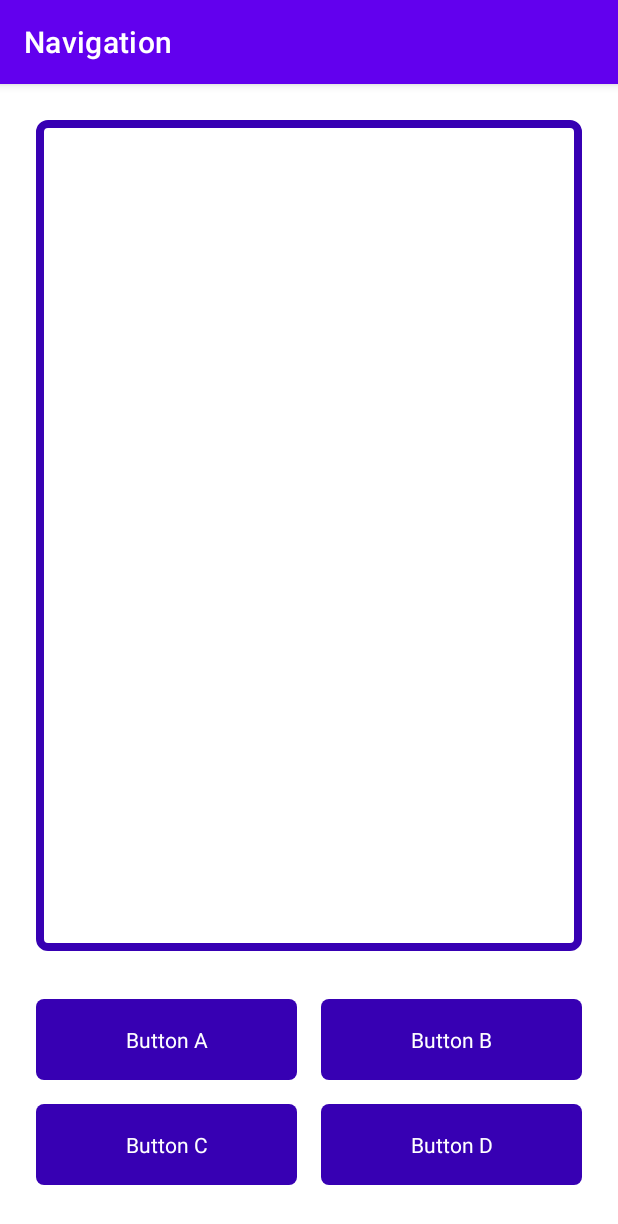
After one commit to mmair/mob2022, an Android app: the GameScreenFragment screen opened through its navigation route, on a phone screen of 412 x 824 dp. The commit adds this screen. Shown: the top 1224 px of the screen. Run offline under Robolectric (Android 15) with nearby library versions, the phone set to English and light mode, and no system bars.

Commit message:
Example: Navigation
- Zwischenstand vom Kurs
- GameScreenFragment
- Layout (fast) und Navigation

```diff
--- a/examples/03_navigation/app/src/main/java/at/campus02/mob/navigation/CategoryScreenFragment.kt
+++ b/examples/03_navigation/app/src/main/java/at/campus02/mob/navigation/CategoryScreenFragment.kt
@@ -5,6 +5,7 @@ import android.view.LayoutInflater
 import android.view.View
 import android.view.ViewGroup
 import androidx.fragment.app.Fragment
+import androidx.navigation.fragment.findNavController
 import at.campus02.mob.navigation.databinding.FragmentCategoryScreenBinding
 
 /**
@@ -21,4 +22,21 @@ class CategoryScreenFragment : Fragment() {
         binding = FragmentCategoryScreenBinding.inflate(inflater)
         return binding.root
     }
+
+    override fun onStart() {
+        super.onStart()
+
+        binding.generalCategoryButton.setOnClickListener {
+            findNavController().navigate(R.id.action_categoryScreenFragment_to_gameScreenFragment)
+        }
+        binding.historyCategoryButton.setOnClickListener {
+            findNavController().navigate(R.id.action_categoryScreenFragment_to_gameScreenFragment)
+        }
+        binding.scienceCategoryButton.setOnClickListener {
+            findNavController().navigate(R.id.action_categoryScreenFragment_to_gameScreenFragment)
+        }
+        binding.computerCategoryButton.setOnClickListener {
+            findNavController().navigate(R.id.action_categoryScreenFragment_to_gameScreenFragment)
+        }
+    }
 }
--- /dev/null
+++ b/examples/03_navigation/app/src/main/java/at/campus02/mob/navigation/GameScreenFragment.kt
@@ -0,0 +1,17 @@
+package at.campus02.mob.navigation
+
+import android.os.Bundle
+import android.view.LayoutInflater
+import android.view.View
+import android.view.ViewGroup
+import androidx.fragment.app.Fragment
+
+class GameScreenFragment : Fragment() {
+    override fun onCreateView(
+        inflater: LayoutInflater, container: ViewGroup?,
+        savedInstanceState: Bundle?
+    ): View? {
+        // Inflate the layout for this fragment
+        return inflater.inflate(R.layout.fragment_game_screen, container, false)
+    }
+}
--- a/examples/03_navigation/app/src/main/res/layout/fragment_category_screen.xml
+++ b/examples/03_navigation/app/src/main/res/layout/fragment_category_screen.xml
@@ -1,11 +1,12 @@
 <?xml version="1.0" encoding="utf-8"?>
 <FrameLayout xmlns:android="http://schemas.android.com/apk/res/android"
+    xmlns:app="http://schemas.android.com/apk/res-auto"
     xmlns:tools="http://schemas.android.com/tools"
     android:layout_width="match_parent"
     android:layout_height="match_parent"
     tools:context=".CategoryScreenFragment">
 
-    <androidx.constraintlayout.widget.ConstraintLayout xmlns:app="http://schemas.android.com/apk/res-auto"
+    <androidx.constraintlayout.widget.ConstraintLayout
         android:layout_width="match_parent"
         android:layout_height="match_parent"
         android:backgroundTint="@color/design_default_color_primary_variant"
@@ -206,7 +207,7 @@
             android:layout_width="wrap_content"
             android:layout_height="wrap_content"
             android:orientation="vertical"
-            app:layout_constraintGuide_percent="0.5" />
+            app:layout_constraintGuide_percent="0.50121653" />
 
         <androidx.constraintlayout.widget.Guideline
             android:id="@+id/guideline4"
--- /dev/null
+++ b/examples/03_navigation/app/src/main/res/layout/fragment_game_screen.xml
@@ -0,0 +1,195 @@
+<?xml version="1.0" encoding="utf-8"?>
+<FrameLayout xmlns:android="http://schemas.android.com/apk/res/android"
+    xmlns:app="http://schemas.android.com/apk/res-auto"
+    xmlns:tools="http://schemas.android.com/tools"
+    android:layout_width="match_parent"
+    android:layout_height="match_parent"
+    tools:context=".GameScreenFragment">
+
+    <androidx.constraintlayout.widget.ConstraintLayout
+        android:layout_width="match_parent"
+        android:layout_height="match_parent">
+
+        <androidx.constraintlayout.widget.ConstraintLayout
+            android:id="@+id/buttonsLayout"
+            android:layout_width="0dp"
+            android:layout_height="wrap_content"
+            android:layout_marginStart="16dp"
+            android:layout_marginEnd="16dp"
+            android:layout_marginBottom="26dp"
+            app:layout_constraintBottom_toBottomOf="parent"
+            app:layout_constraintEnd_toEndOf="parent"
+            app:layout_constraintHeight_min="140dp"
+            app:layout_constraintStart_toStartOf="parent">
+
+            <androidx.constraintlayout.widget.ConstraintLayout
+                android:id="@+id/buttonC"
+                android:layout_width="0dp"
+                android:layout_height="0dp"
+                android:layout_marginStart="8dp"
+                android:layout_marginTop="8dp"
+                android:layout_marginEnd="8dp"
+                android:layout_marginBottom="8dp"
+                android:background="@drawable/button_background"
+                android:padding="4dp"
+                app:layout_constraintBottom_toBottomOf="parent"
+                app:layout_constraintEnd_toStartOf="@+id/guideline2"
+                app:layout_constraintHorizontal_bias="1.0"
+                app:layout_constraintStart_toStartOf="parent"
+                app:layout_constraintTop_toTopOf="@+id/guideline6">
+
+                <TextView
+                    android:id="@+id/buttonCLabel"
+                    android:layout_width="0dp"
+                    android:layout_height="wrap_content"
+                    android:paddingTop="2dp"
+                    android:paddingBottom="2dp"
+                    android:text="@string/buttonCLabel"
+                    android:textAlignment="center"
+                    android:textColor="@color/white"
+                    app:layout_constraintBottom_toBottomOf="parent"
+                    app:layout_constraintEnd_toEndOf="parent"
+                    app:layout_constraintStart_toStartOf="parent"
+                    app:layout_constraintTop_toTopOf="parent" />
+            </androidx.constraintlayout.widget.ConstraintLayout>
+
+            <androidx.constraintlayout.widget.ConstraintLayout
+                android:id="@+id/buttonA"
+                android:layout_width="0dp"
+                android:layout_height="0dp"
+                android:layout_marginStart="8dp"
+                android:layout_marginTop="8dp"
+                android:layout_marginEnd="8dp"
+                android:layout_marginBottom="8dp"
+                android:background="@drawable/button_background"
+                android:padding="4dp"
+                app:layout_constraintBottom_toTopOf="@+id/guideline6"
+                app:layout_constraintEnd_toStartOf="@+id/guideline2"
+                app:layout_constraintHorizontal_bias="1.0"
+                app:layout_constraintStart_toStartOf="parent"
+                app:layout_constraintTop_toTopOf="parent">
+
+                <TextView
+                    android:id="@+id/buttonALabel"
+                    android:layout_width="0dp"
+                    android:layout_height="wrap_content"
+                    android:paddingTop="2dp"
+                    android:paddingBottom="2dp"
+                    android:text="@string/buttonALabel"
+                    android:textAlignment="center"
+                    android:textColor="@color/white"
+                    app:layout_constraintBottom_toBottomOf="parent"
+                    app:layout_constraintEnd_toEndOf="parent"
+                    app:layout_constraintStart_toStartOf="parent"
+                    app:layout_constraintTop_toTopOf="parent" />
+            </androidx.constraintlayout.widget.ConstraintLayout>
+
+            <androidx.constraintlayout.widget.Guideline
+                android:id="@+id/guideline2"
+                android:layout_width="wrap_content"
+                android:layout_height="wrap_content"
+                android:orientation="vertical"
+                app:layout_constraintGuide_percent="0.5" />
+
+            <androidx.constraintlayout.widget.ConstraintLayout
+                android:id="@+id/buttonB"
+                android:layout_width="0dp"
+                android:layout_height="0dp"
+                android:layout_marginStart="8dp"
+                android:layout_marginTop="8dp"
+                android:layout_marginEnd="8dp"
+                android:layout_marginBottom="8dp"
+                android:background="@drawable/button_background"
+                android:padding="4dp"
+                app:layout_constraintBottom_toTopOf="@+id/guideline6"
+                app:layout_constraintEnd_toEndOf="parent"
+                app:layout_constraintStart_toStartOf="@+id/guideline2"
+                app:layout_constraintTop_toTopOf="parent">
+
+                <TextView
+                    android:id="@+id/buttonBLabel"
+                    android:layout_width="0dp"
+                    android:layout_height="wrap_content"
+                    android:paddingTop="2dp"
+                    android:paddingBottom="2dp"
+                    android:text="@string/buttonBLabel"
+                    android:textAlignment="center"
+                    android:textColor="@color/white"
+                    app:layout_constraintBottom_toBottomOf="parent"
+                    app:layout_constraintEnd_toEndOf="parent"
+                    app:layout_constraintStart_toStartOf="parent"
+                    app:layout_constraintTop_toTopOf="parent" />
+            </androidx.constraintlayout.widget.ConstraintLayout>
+
+            <androidx.constraintlayout.widget.ConstraintLayout
+                android:id="@+id/buttonD"
+                android:layout_width="0dp"
+                android:layout_height="0dp"
+                android:layout_marginStart="8dp"
+                android:layout_marginTop="8dp"
+                android:layout_marginEnd="8dp"
+                android:layout_marginBottom="8dp"
+                android:background="@drawable/button_background"
+                android:padding="4dp"
+                app:layout_constraintBottom_toBottomOf="parent"
+                app:layout_constraintEnd_toEndOf="parent"
+                app:layout_constraintStart_toStartOf="@+id/guideline2"
+                app:layout_constraintTop_toTopOf="@+id/guideline6">
+
+                <TextView
+                    android:id="@+id/buttonDLabel"
+                    android:layout_width="0dp"
+                    android:layout_height="wrap_content"
+                    android:paddingTop="2dp"
+                    android:paddingBottom="2dp"
+                    android:text="@string/buttonDLabel"
+                    android:textAlignment="center"
+                    android:textColor="@color/white"
+                    app:layout_constraintBottom_toBottomOf="parent"
+                    app:layout_constraintEnd_toEndOf="parent"
+                    app:layout_constraintStart_toStartOf="parent"
+                    app:layout_constraintTop_toTopOf="parent" />
+            </androidx.constraintlayout.widget.ConstraintLayout>
+
+
+            <androidx.constraintlayout.widget.Guideline
+                android:id="@+id/guideline6"
+                android:layout_width="wrap_content"
+                android:layout_height="wrap_content"
+                android:orientation="horizontal"
+                app:layout_constraintGuide_percent="0.5" />
+        </androidx.constraintlayout.widget.ConstraintLayout>
+
+
+        <androidx.constraintlayout.widget.ConstraintLayout
+            android:id="@+id/questionTextLayout"
+            android:layout_width="0dp"
+            android:layout_height="0dp"
+            android:layout_marginStart="24dp"
+            android:layout_marginTop="24dp"
+            android:layout_marginEnd="24dp"
+            android:layout_marginBottom="24dp"
+            android:background="@drawable/category_background_border"
+            app:layout_constraintBottom_toTopOf="@+id/buttonsLayout"
+            app:layout_constraintEnd_toEndOf="parent"
+            app:layout_constraintStart_toStartOf="parent"
+            app:layout_constraintTop_toTopOf="parent">
+
+            <TextView
+                android:id="@+id/questionText"
+                android:layout_width="0dp"
+                android:layout_height="wrap_content"
+                android:layout_marginStart="16dp"
+                android:layout_marginTop="16dp"
+                android:layout_marginEnd="16dp"
+                android:layout_marginBottom="16dp"
+                android:textAlignment="textStart"
+                app:layout_constraintBottom_toBottomOf="parent"
+                app:layout_constraintEnd_toEndOf="parent"
+                app:layout_constraintStart_toStartOf="parent"
+                app:layout_constraintTop_toTopOf="parent"
+                tools:text="Fragentext, diesmal deutlich länger, aber noch immer viel zu wenig lang" />
+        </androidx.constraintlayout.widget.ConstraintLayout>
+
+    </androidx.constraintlayout.widget.ConstraintLayout>
+</FrameLayout>
--- a/examples/03_navigation/app/src/main/res/navigation/navigation_graph.xml
+++ b/examples/03_navigation/app/src/main/res/navigation/navigation_graph.xml
@@ -18,5 +18,14 @@
         android:id="@+id/categoryScreenFragment"
         android:name="at.campus02.mob.navigation.CategoryScreenFragment"
         android:label="fragment_category_screen"
-        tools:layout="@layout/fragment_category_screen" />
+        tools:layout="@layout/fragment_category_screen" >
+        <action
+            android:id="@+id/action_categoryScreenFragment_to_gameScreenFragment"
+            app:destination="@id/gameScreenFragment" />
+    </fragment>
+    <fragment
+        android:id="@+id/gameScreenFragment"
+        android:name="at.campus02.mob.navigation.GameScreenFragment"
+        android:label="fragment_game_screen"
+        tools:layout="@layout/fragment_game_screen" />
 </navigation>
--- a/examples/03_navigation/app/src/main/res/values/strings.xml
+++ b/examples/03_navigation/app/src/main/res/values/strings.xml
@@ -7,4 +7,8 @@
     <string name="scienceLabel">Science</string>
     <string name="generalLabel">General</string>
     <string name="computerLabel">Computer</string>
+    <string name="buttonALabel">Button A</string>
+    <string name="buttonBLabel">Button B</string>
+    <string name="buttonCLabel">Button C</string>
+    <string name="buttonDLabel">Button D</string>
 </resources>
```
